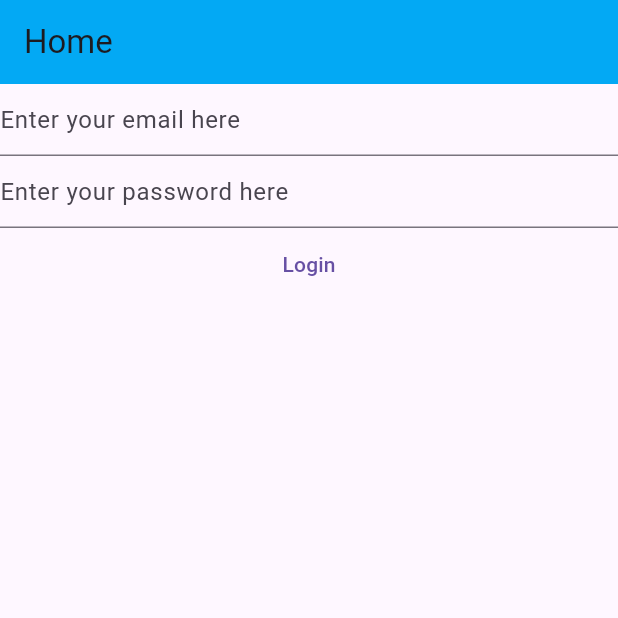
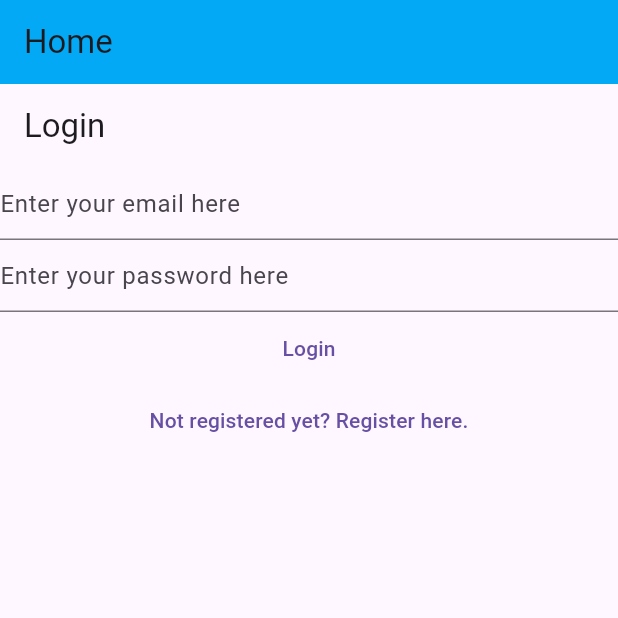
Before and after one commit to gyatthole/lebronjames3404324, a Flutter app: the screen it shows after launch, on a phone screen of 412 x 824 dp, the top half of it. Run offline on Flutter 3.47's test engine with Material 3 defaults, Android fonts, the phone set to English and light mode, and no system bars; our stand-ins replace firebase_auth, firebase_core; accounts and stored records are empty.

Commit message:
Halfway through video seventeen

```diff
--- a/lib/main.dart
+++ b/lib/main.dart
@@ -2,15 +2,20 @@ import 'package:firebase_auth/firebase_auth.dart';
 import 'package:firebase_core/firebase_core.dart';
 import 'package:flutter/material.dart';
 import 'package:untitled1/views/login_view.dart';
+import 'package:untitled1/views/register_view.dart';
 import 'firebase_options.dart';
 
 void main() {
   WidgetsFlutterBinding.ensureInitialized();
   runApp(
     MaterialApp(
-      title: 'Flutter Demo 4235345', // u: hjegun1324@gmail.com p: Jfn2f42$4
+      title: 'Flutter Demo', // u: hjegun1324@gmail.com p: Jfn2f42$4
       theme: ThemeData(primarySwatch: Colors.green),
       home: const HomePage(),
+      routes: {
+        '/login': (context) => LoginView(),
+        '/register': (context) => RegisterView(),
+      },
     ),
   );
 }
--- a/lib/views/login_view.dart
+++ b/lib/views/login_view.dart
@@ -30,7 +30,9 @@ class _LoginViewState extends State<LoginView> {
 
   @override
   Widget build(BuildContext context) {
-    return Column(
+    return Scaffold(
+      appBar: AppBar(title: const Text('Login')),
+      body: Column(
         children: [
           TextField(
             controller: _email,
@@ -68,7 +70,16 @@ class _LoginViewState extends State<LoginView> {
             },
             child: const Text('Login'),
           ),
+          TextButton(
+            onPressed: () {
+              Navigator.of(
+                context,
+              ).pushNamedAndRemoveUntil('/register', (route) => false);
+            },
+            child: const Text("Not registered yet? Register here."),
+          ),
         ],
+      ),
     );
   }
 }
--- a/lib/views/register_view.dart
+++ b/lib/views/register_view.dart
@@ -31,14 +31,18 @@ class _RegisterViewState extends State<RegisterView> {
 
   @override
   Widget build(BuildContext context) {
-    return Column(
+    return Scaffold(
+      appBar: AppBar(title: const Text('Register')),
+      body: Column(
         children: [
           TextField(
             controller: _email,
             autocorrect: false,
             enableSuggestions: false,
             keyboardType: TextInputType.emailAddress,
-          decoration: const InputDecoration(hintText: 'Enter your email here'),
+            decoration: const InputDecoration(
+              hintText: 'Enter your email here',
+            ),
           ),
           TextField(
             controller: _password,
@@ -72,7 +76,16 @@ class _RegisterViewState extends State<RegisterView> {
             },
             child: const Text('Register'),
           ),
+          TextButton(
+            onPressed: () {
+              Navigator.of(
+                context,
+              ).pushNamedAndRemoveUntil('/login', (route) => false);
+            },
+            child: const Text("Already registered? Login here."),
+          ),
         ],
+      ),
     );
   }
 }
```
Also changed, not shown: 1 other file. Lines whose indentation alone changed are shown as unchanged.
